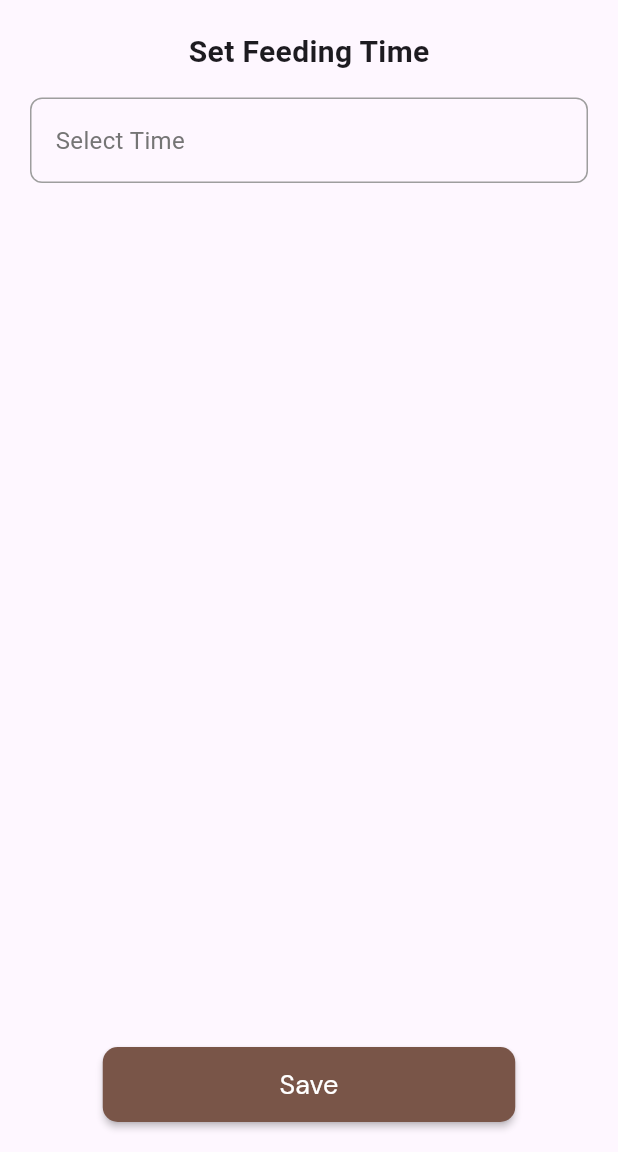
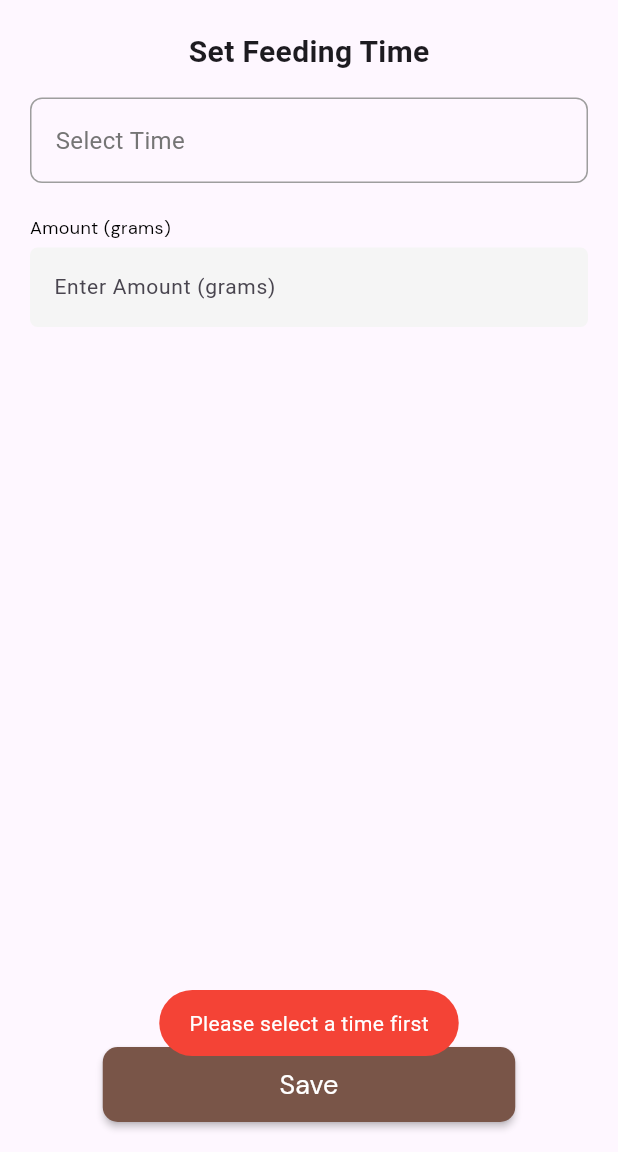
Before and after one commit to marku7/petFeeder, a Flutter app: the ScheduleFeedScreen screen opened directly, after a tap on "Save", on a phone screen of 412 x 824 dp, the part 84-1236 px from its top. Run offline on Flutter 3.47's test engine with Material 3 defaults, Android fonts, the phone set to English and light mode, and no system bars; our stand-ins replace audioplayers, cloud_firestore, firebase_core, firebase_database, firebase_storage, fluttertoast and 3 more; accounts and stored records are empty; Roboto replaces fonts that are missing (QRegular).

Commit message:
fixed scheduled feed

```diff
--- a/lib/screens/schedule_feed.dart
+++ b/lib/screens/schedule_feed.dart
@@ -1,4 +1,5 @@
 import 'package:flutter/material.dart';
+import 'package:http/http.dart' as http;
 import 'package:pet_feeder/screens/schedules_screen.dart';
 import 'package:pet_feeder/services/add_schedule_feed.dart';
 import 'package:pet_feeder/utils/colors.dart';
@@ -6,6 +7,7 @@ import 'package:pet_feeder/widgets/button_widget.dart';
 import 'package:pet_feeder/widgets/drawer_widget.dart';
 import 'package:pet_feeder/widgets/text_widget.dart';
 import 'package:pet_feeder/widgets/toast_widget.dart';
+import 'package:pet_feeder/widgets/textfield_widget.dart';
 
 class ScheduleFeedScreen extends StatefulWidget {
   const ScheduleFeedScreen({super.key});
@@ -15,9 +17,43 @@ class ScheduleFeedScreen extends StatefulWidget {
 }
 
 class _ScheduleFeedScreenState extends State<ScheduleFeedScreen> {
+  // configurations
+  static const String ipAddress = '192.168.1.1';
+  static const int port = 80;
+
   bool isRepeated = false;
+  TimeOfDay? _selectedTime;
+  final gramsController = TextEditingController();
 
-  TimeOfDay? _selectedTime;
+  Future<bool> sendScheduleToHardware(TimeOfDay time, int grams) async {
+    try {
+      print('Sending schedule to hardware: ${time.format(context)} with $grams grams');
+
+      final response = await http.post(
+        Uri.parse('http://$ipAddress:$port/schedule'),
+        body: {
+          'hour': time.hour.toString(),
+          'minute': time.minute.toString(),
+          'grams': grams.toString(),
+        },
+      );
+
+      print('Hardware response status: ${response.statusCode}');
+      print('Hardware response body: ${response.body}');
+
+      return response.statusCode == 200;
+    } catch (e) {
+      print('Error sending schedule to hardware: $e');
+      return false;
+    }
+  }
+
+  @override
+  void dispose() {
+    gramsController.dispose();
+    super.dispose();
+  }
+
   @override
   Widget build(BuildContext context) {
     return Scaffold(
@@ -70,6 +106,7 @@ class _ScheduleFeedScreenState extends State<ScheduleFeedScreen> {
                           setState(() {
                             _selectedTime = selectedTime;
                           });
+                          print('Selected time: ${selectedTime.format(context)}');
                         }
                       },
                       child: Container(
@@ -91,16 +128,61 @@ class _ScheduleFeedScreenState extends State<ScheduleFeedScreen> {
                   ),
                 ],
               ),
+              const SizedBox(height: 16),
+              TextFieldWidget(
+                label: 'Amount (grams)',
+                controller: gramsController,
+                inputType: TextInputType.number,
+                hint: 'Enter amount in grams',
+              ),
               const SizedBox(height: 32),
               const Spacer(),
               Center(
                 child: ButtonWidget(
-                  onPressed: () {
+                  onPressed: () async {
+                    if (_selectedTime == null) {
+                      showToast('Please select a time first');
+                      return;
+                    }
+
+                    if (gramsController.text.isEmpty) {
+                      showToast('Please enter the amount of food');
+                      return;
+                    }
+
+                    int grams;
+                    try {
+                      grams = int.parse(gramsController.text);
+                      if (grams <= 0) {
+                        showToast('Please enter a valid amount');
+                        return;
+                      }
+                    } catch (e) {
+                      showToast('Please enter a valid number');
+                      return;
+                    }
+
+                    final hardwareSuccess = await sendScheduleToHardware(_selectedTime!, grams);
+
+                    if (!hardwareSuccess) {
+                      showToast('Failed to set schedule on hardware');
+                      return;
+                    }
+
                     String formattedTime =
                         '${_selectedTime!.hour.toString().padLeft(2, '0')}:${_selectedTime!.minute.toString().padLeft(2, '0')}';
-                    addScheduledFeed(DateTime.now().year, DateTime.now().month,
-                        DateTime.now().day, formattedTime);
+
+                    print('Saving schedule locally: $formattedTime with $grams grams');
+                    addScheduledFeed(
+                      DateTime.now().year,
+                      DateTime.now().month,
+                      DateTime.now().day,
+                      formattedTime,
+                      grams
+                    );
+
                     showToast('Feed Schedule saved!');
+                    print('Schedule saved successfully');
                   },
                   label: 'Save',
                 ),
--- a/lib/services/add_schedule_feed.dart
+++ b/lib/services/add_schedule_feed.dart
@@ -1,6 +1,6 @@
 import 'package:cloud_firestore/cloud_firestore.dart';
 
-Future addScheduledFeed(year, month, day, time) async {
+Future addScheduledFeed(year, month, day, time, grams) async {
   final docUser =
       FirebaseFirestore.instance.collection('Schedule Feed').doc(time);
 
@@ -9,6 +9,7 @@ Future addScheduledFeed(year, month, day, time) async {
     'month': month,
     'day': day,
     'time': time,
+    'grams': grams,
     'dateTime': DateTime.now(),
   };
 
```
